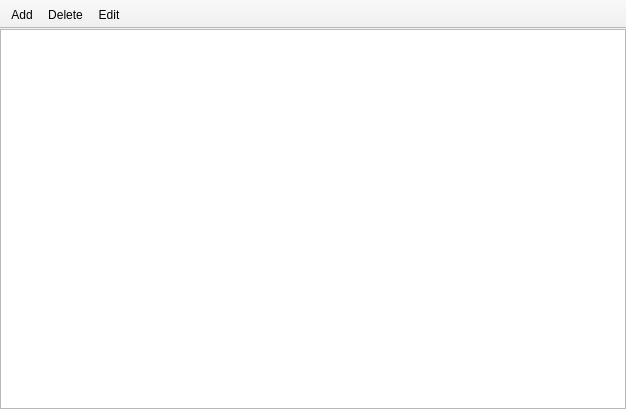
First picture: the form in mainwindow.ui, repository Preston12321/password-manager, before the edit.
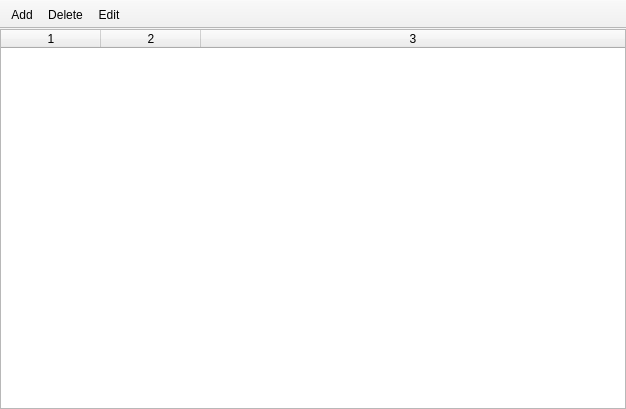
Second picture: the form after the edit.

```diff
--- a/mainwindow.ui
+++ b/mainwindow.ui
@@ -58,7 +58,7 @@
          <number>0</number>
         </property>
         <item>
-         <widget class="QTableView" name="tableView">
+         <widget class="QTableWidget" name="tableWidget">
           <property name="frameShape">
            <enum>QFrame::NoFrame</enum>
           </property>
@@ -68,30 +68,18 @@
           <property name="horizontalScrollMode">
            <enum>QAbstractItemView::ScrollPerPixel</enum>
           </property>
-          <property name="showGrid">
-           <bool>true</bool>
+          <property name="columnCount">
+           <number>3</number>
           </property>
-          <property name="sortingEnabled">
-           <bool>false</bool>
-          </property>
-          <property name="wordWrap">
-           <bool>false</bool>
-          </property>
-          <property name="cornerButtonEnabled">
-           <bool>false</bool>
-          </property>
-          <attribute name="horizontalHeaderCascadingSectionResizes">
-           <bool>true</bool>
-          </attribute>
-          <attribute name="horizontalHeaderHighlightSections">
-           <bool>false</bool>
-          </attribute>
           <attribute name="horizontalHeaderStretchLastSection">
            <bool>true</bool>
           </attribute>
           <attribute name="verticalHeaderVisible">
            <bool>false</bool>
           </attribute>
+          <column/>
+          <column/>
+          <column/>
          </widget>
         </item>
        </layout>
```
Left out of the diff: 6 changed lines with no effect on the pictures.
